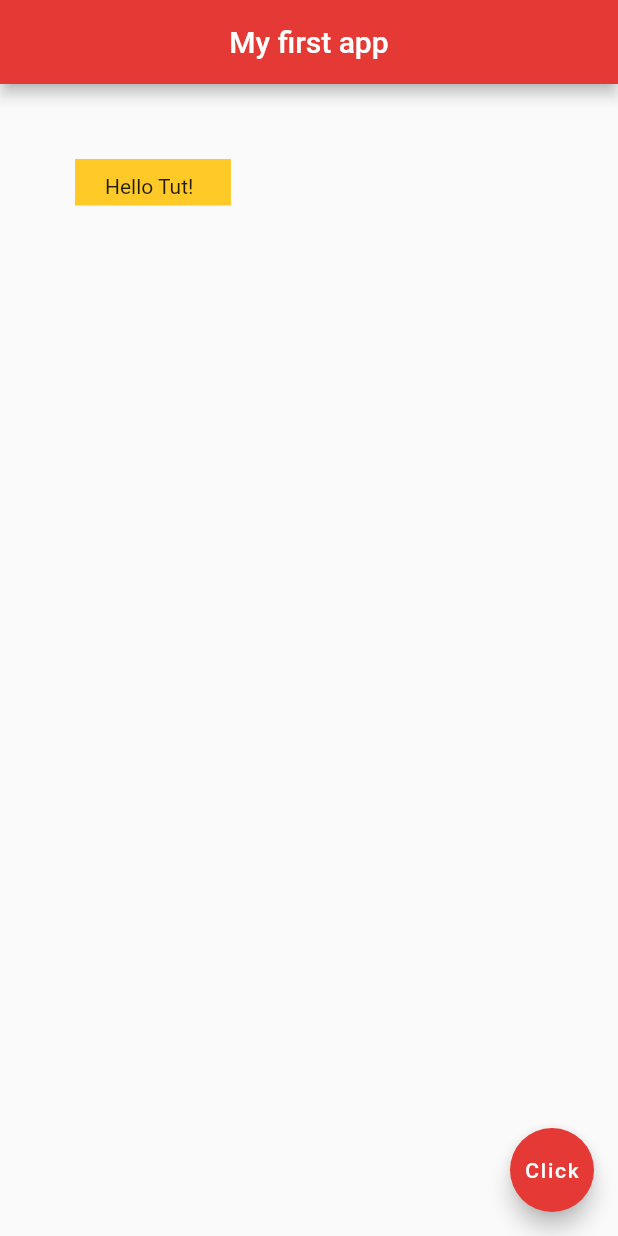
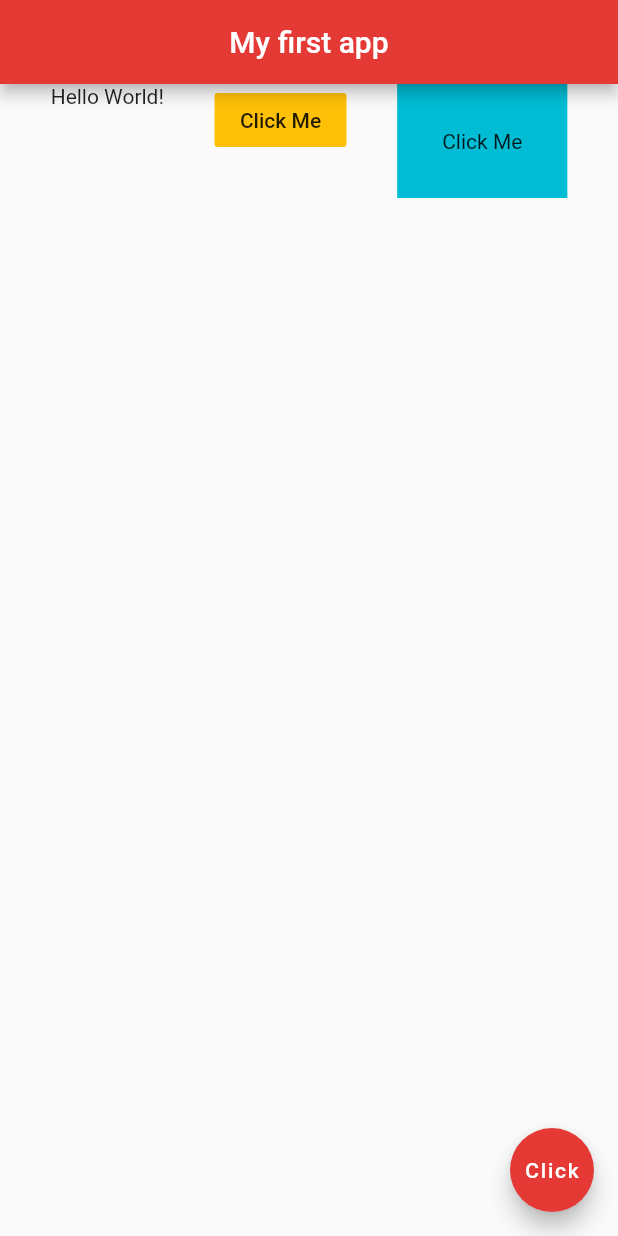
Before and after one commit to anower00/flutter-timerApp, a Flutter app: the screen it shows after launch, on a phone screen of 412 x 824 dp. Run offline on Flutter 3.47's test engine with Material 2 defaults, Android fonts, the phone set to English and light mode, and no system bars.

Commit message:
rows widgets, mainaxsallignment and crossAxisAllignment

```diff
--- a/lib/main.dart
+++ b/lib/main.dart
@@ -1,3 +1,4 @@
+import 'package:flutter/cupertino.dart';
 import 'package:flutter/material.dart';
 
 void main() => runApp(MaterialApp(
@@ -13,11 +14,22 @@ class Home extends StatelessWidget {
         centerTitle: true,
         backgroundColor: Colors.red[600],
       ),
-      body: Container(
-        padding: const EdgeInsets.fromLTRB(20.0, 10.0, 25.0, 5.0),
-        color: Colors.amber[400],
-        margin: const EdgeInsets.all(50.0),
-        child: const Text('Hello Tut!'),
+      body: Row(
+        mainAxisAlignment: MainAxisAlignment.spaceEvenly,
+        crossAxisAlignment: CrossAxisAlignment.start,
+        children: [
+          const Text('Hello World!'),
+          FlatButton(
+            onPressed: () {},
+            color: Colors.amber,
+            child: const Text('Click Me'),
+          ),
+          Container(
+            child: const Text('Click Me'),
+            color: Colors.cyan,
+            padding: const EdgeInsets.all(30.0),
+          ),
+        ],
       ),
       floatingActionButton: FloatingActionButton(
         onPressed: () {},
```
